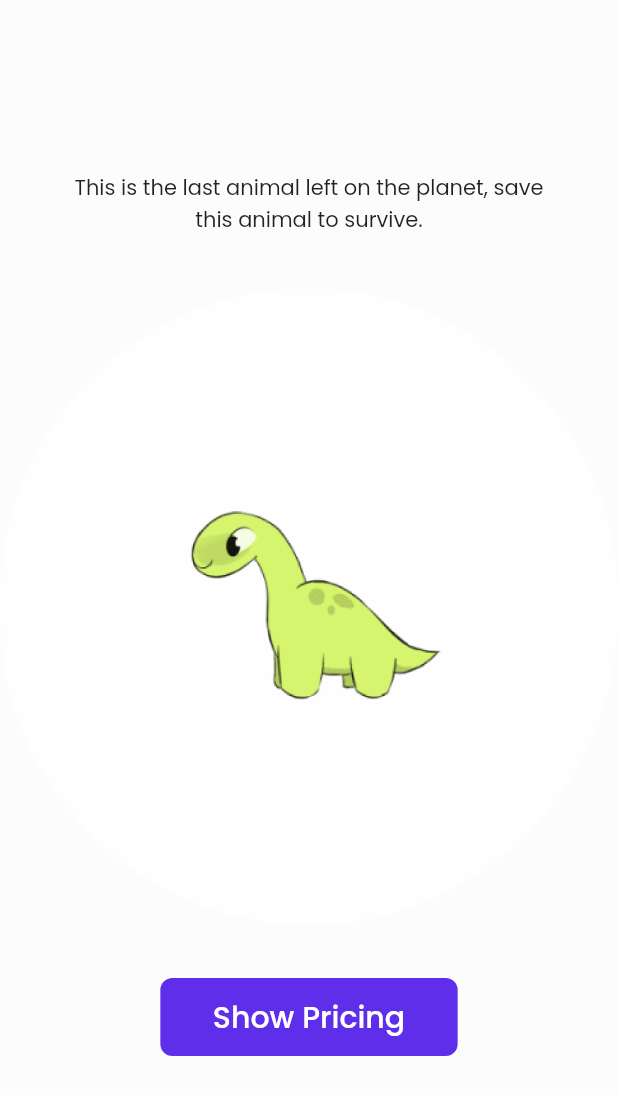
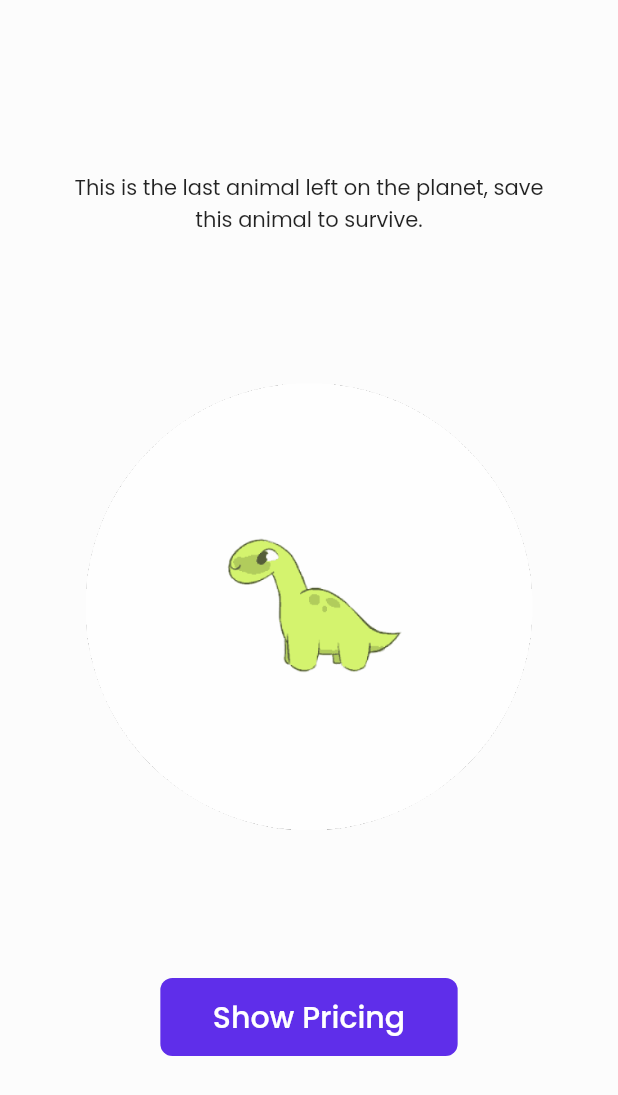
Before and after one commit to lukeshkolhe/alemeno_assignment, a Flutter app: the screen it shows after launch, on a phone screen of 412 x 824 dp. Shown: the top 1095 px of the screen. Run offline on Flutter 3.47's test engine with Material 2 defaults, Android fonts, the light colour scheme and no system bars; our stand-ins replace google_fonts.

Commit message:
gif added

```diff
--- a/lib/Views/welcome.dart
+++ b/lib/Views/welcome.dart
@@ -6,6 +6,7 @@ class welcome extends StatelessWidget{
   @override
   Widget build(BuildContext context) {
     return Container(
+      alignment: Alignment.center,
       padding: EdgeInsets.only(top: 115, bottom: 120),
       child: Column(
         mainAxisAlignment: MainAxisAlignment.spaceBetween,
@@ -32,7 +33,17 @@ class initial_text extends StatelessWidget{
 class inst_image extends StatelessWidget{
   @override
   Widget build(BuildContext context) {
-    return Image(image: AssetImage('assets/images/animal.png'),);
+    return Container(
+      height: 298,
+      width: 298,
+      decoration: BoxDecoration(
+        shape: BoxShape.circle,
+        image: DecorationImage(
+          image: AssetImage('assets/images/animal.gif'),
+          fit: BoxFit.fill
+        )
+      ),
+    );
   }
 }
 class pricing_button extends StatelessWidget{
--- a/pubspec.yaml
+++ b/pubspec.yaml
@@ -42,6 +42,7 @@ flutter:
   assets:
     - assets/images/animal.png
     - assets/images/logo.png
+    - assets/images/animal.gif
   # To add assets to your application, add an assets section, like this:
   # assets:
   #   - images/a_dot_burr.jpeg
```
Also changed, not shown: assets/images/animal.gif (added).
